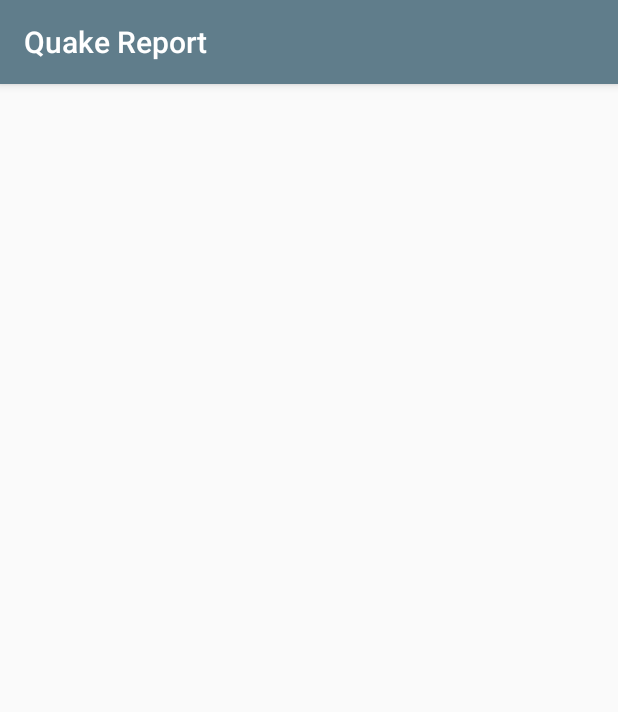
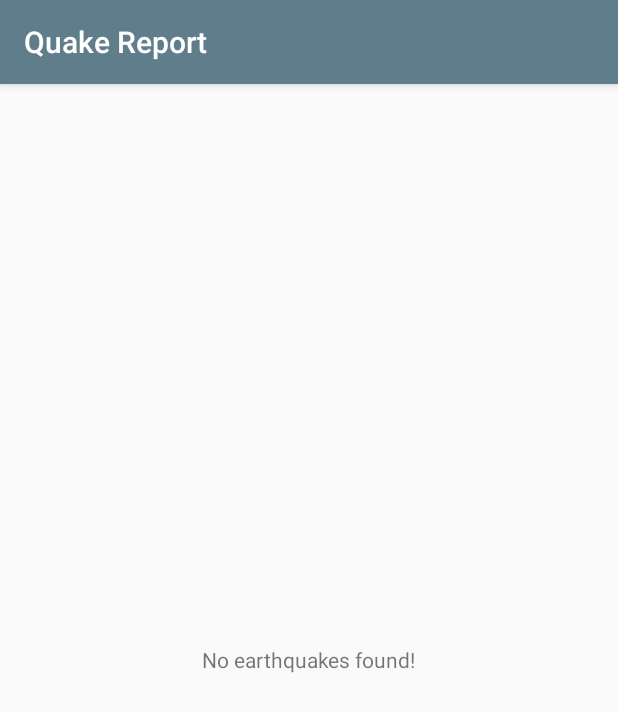
Before and after one commit to itchrand/QuakeReport, an Android app: the screen it shows after launch (EarthquakeActivity), on a phone screen of 412 x 824 dp. Shown: the top 712 px of the screen. Run offline under Robolectric (Android 15) with nearby library versions, the phone set to English and light mode, and no system bars.

```diff
--- a/app/src/main/java/it/chrand/quakereport/EarthquakeActivity.kt
+++ b/app/src/main/java/it/chrand/quakereport/EarthquakeActivity.kt
@@ -1,19 +1,38 @@
 package it.chrand.quakereport
 
+import android.app.LoaderManager
 import android.support.v7.app.AppCompatActivity
 import android.os.Bundle
 import android.view.View
 import android.widget.AdapterView
 import android.widget.ListView
 import android.content.Intent
+import android.content.Loader
 import android.net.Uri
-import android.os.AsyncTask
+import android.util.Log
+import android.widget.TextView
+import java.security.AccessController.getContext
 
-class EarthquakeActivity : AppCompatActivity() {
+class EarthquakeActivity : AppCompatActivity(), LoaderManager.LoaderCallbacks<List<Earthquake>> {
 
     val LOG_TAG = EarthquakeActivity::class.java.name
     private val USGS_REQUEST_URL = "https://earthquake.usgs.gov/fdsnws/event/1/query?format=geojson&eventtype=earthquake&orderby=time&minmag=6&limit=10"
     lateinit var itemsAdapter: EarthquakeAdapter
+
+
+    override fun onCreateLoader(id: Int, args: Bundle?): Loader<List<Earthquake>> {
+        return EarthquakeLoader(this,USGS_REQUEST_URL)
+    }
+
+    override fun onLoadFinished(loader: Loader<List<Earthquake>>?, data: List<Earthquake>?) {
+        itemsAdapter.setEarthquakes(data)
+        (findViewById<View>(R.id.emptyView) as TextView).text = this.getString(R.string.no_earthquakes_found)
+    }
+
+    override fun onLoaderReset(loader: Loader<List<Earthquake>>?) {
+        itemsAdapter.clear()
+    }
+
 
     override fun onCreate(savedInstanceState: Bundle?) {
         super.onCreate(savedInstanceState)
@@ -32,52 +51,7 @@ class EarthquakeActivity : AppCompatActivity() {
                 startActivity(i)
         }
 
-        // Kick off an {@link AsyncTask} to perform the network request
-        val task = EarthquakeAsyncTask()
-        task.execute(USGS_REQUEST_URL)
-    }
-
-    /**
-     * Update the UI with the given earthquake information.
-     */
-    private fun updateUi(earthquakes: ArrayList<Earthquake>) {
-        itemsAdapter.clear()
-        // If there is a valid list of {@link Earthquake}s, then add them to the adapter's
-        // data set. This will trigger the ListView to update.
-        if (earthquakes != null && !earthquakes.isEmpty()) {
-            itemsAdapter.addAll(earthquakes)
-        }
-    }
-
-    /**
-     * {@link AsyncTask} to perform the network request on a background thread, and then
-     * update the UI with the first earthquake in the response.
-     */
-    inner class EarthquakeAsyncTask : AsyncTask<String, Void, ArrayList<Earthquake>>() {
-
-        override fun doInBackground(vararg urls: String): ArrayList<Earthquake>? {
-            // Don't perform the request if there are no URLs, or the first URL is null.
-            if (urls.size < 1 || urls[0] == null) {
-                return null
-            }
-
-            return QueryUtils.fetchEarthquakeData(urls[0])
-        }
-
-        /**
-         * This method is invoked on the main UI thread after the background work has been
-         * completed.
-         *
-         * It IS okay to modify the UI within this method. We take the [Event] object
-         * (which was returned from the doInBackground() method) and update the views on the screen.
-         */
-        override fun onPostExecute(result: ArrayList<Earthquake>?) {
-            // If there is no result, do nothing.
-            if (result == null) {
-                return
-            }
-
-            updateUi(result)
-        }
+        earthquakeListView.emptyView = findViewById<View>(R.id.emptyView) as TextView
+        loaderManager.initLoader(0, null, this)
     }
 }
--- a/app/src/main/java/it/chrand/quakereport/EarthquakeAdapter.kt
+++ b/app/src/main/java/it/chrand/quakereport/EarthquakeAdapter.kt
@@ -12,14 +12,13 @@ import java.text.DateFormat
 import java.text.DecimalFormat
 import java.util.*
 import android.graphics.drawable.GradientDrawable
-
-
-
+import android.util.Log
 
 private val LOCATION_SEPARATOR = " of "
 
 class EarthquakeAdapter(val getContext: Context, val list: ArrayList<Earthquake>, val backgroundColorId: Int) :
         ArrayAdapter<Earthquake>(getContext, 0, list) {
+    val LOG_TAG = EarthquakeAdapter::class.java.name
 
     override fun getView(position: Int, convertView: View?, parent: ViewGroup): View? {
         var listItemView = convertView
@@ -69,6 +68,17 @@ class EarthquakeAdapter(val getContext: Context, val list: ArrayList<Earthquake>
         return listItemView
     }
 
+    fun setEarthquakes(earthquakes: List<Earthquake>?) {
+
+        list.clear()
+        // If there is a valid list of {@link Earthquake}s, then add them to the adapter's
+        // data set. This will trigger the ListView to update.
+        if (earthquakes != null && !earthquakes.isEmpty()) {
+            list.addAll(earthquakes)
+        }
+        notifyDataSetChanged()
+    }
+
     fun getMagnitudeColor(mag: Double): Int {
         return ContextCompat.getColor(getContext, when {
             mag < 2.0 -> R.color.magnitude1
--- /dev/null
+++ b/app/src/main/java/it/chrand/quakereport/EarthquakeLoader.kt
@@ -0,0 +1,24 @@
+package it.chrand.quakereport
+
+import android.content.AsyncTaskLoader
+import android.content.Context
+import android.util.Log
+
+class EarthquakeLoader(context: Context, val url: String)
+    : AsyncTaskLoader<List<Earthquake>>(context) {
+
+    val LOG_TAG = EarthquakeLoader::class.java.name
+
+    override fun onStartLoading() {
+        forceLoad()
+    }
+
+    override fun loadInBackground(): List<Earthquake>? {
+        // Don't perform the request if there are no URLs, or the first URL is null.
+        if (url.length < 1 || url == null) {
+            return null
+        }
+
+        return QueryUtils.fetchEarthquakeData(url)
+    }
+}
--- a/app/src/main/res/layout/earthquake_activity.xml
+++ b/app/src/main/res/layout/earthquake_activity.xml
@@ -1,9 +1,20 @@
 <?xml version="1.0" encoding="utf-8"?>
     <!-- Layout for a list of earthquakes -->
-<ListView xmlns:android="http://schemas.android.com/apk/res/android"
-          android:id="@+id/list"
-          android:orientation="vertical"
-          android:layout_width="match_parent"
-          android:layout_height="match_parent"
-          android:divider="@null"
-          android:dividerHeight="0dp"/>
+<RelativeLayout xmlns:android="http://schemas.android.com/apk/res/android"
+           xmlns:tools="http://schemas.android.com/tools"
+           android:layout_width="match_parent"
+           android:layout_height="match_parent">
+
+    <ListView android:id="@+id/list"
+              android:orientation="vertical"
+              android:layout_width="match_parent"
+              android:layout_height="match_parent"
+              android:divider="@null"
+              android:dividerHeight="0dp"/>
+
+    <TextView android:id="@+id/emptyView"
+              android:layout_width="wrap_content"
+              android:layout_height="wrap_content"
+              android:layout_centerInParent="true"
+              tools:text="No Earthquakes found"/>
+</RelativeLayout>
--- a/app/src/main/res/values/strings.xml
+++ b/app/src/main/res/values/strings.xml
@@ -1,4 +1,5 @@
 <resources>
     <string name="app_name">Quake Report</string>
     <string name="near_the">Near the</string>
+    <string name="no_earthquakes_found">No earthquakes found!</string>
 </resources>
```
